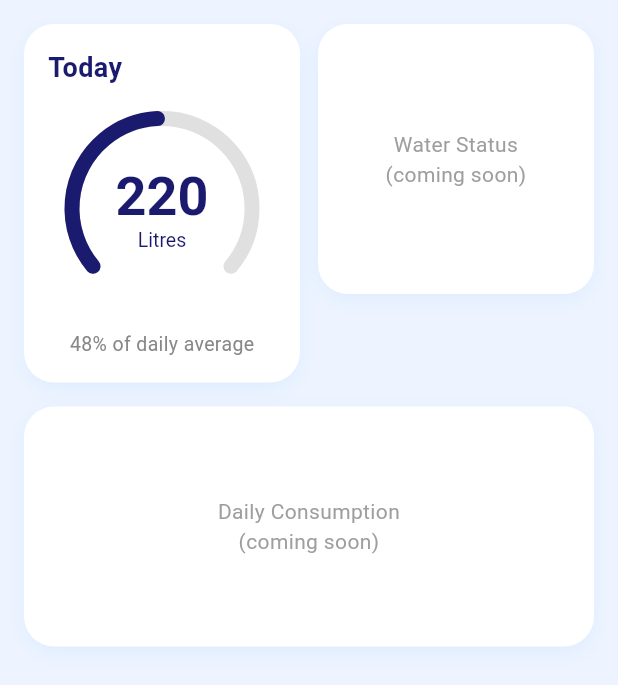
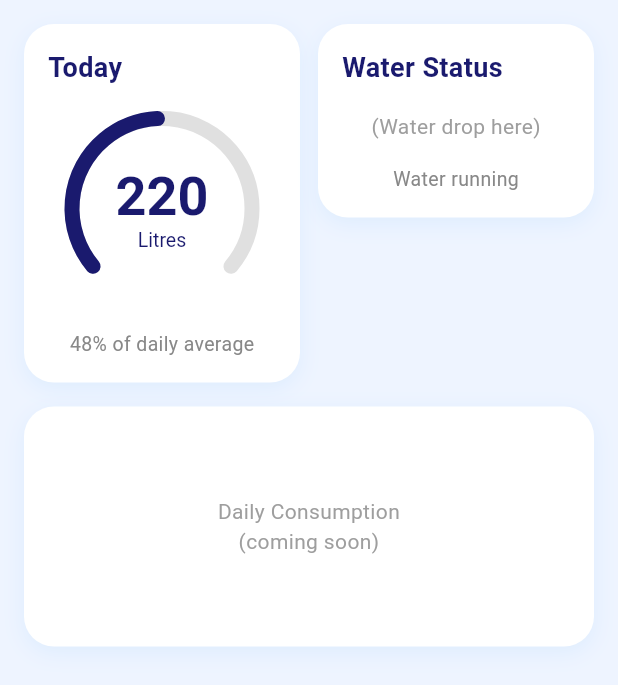
Before and after one commit to Ishan101-hub/sdgp-se24-aquasense-mobile, a Flutter app: the screen it shows after launch, on a phone screen of 412 x 824 dp. Shown: the top 685 px of the screen. Run offline on Flutter 3.47's test engine with Material 3 defaults, Android fonts, the phone set to English and light mode, and no system bars.

Commit message:
Update home page and today card

```diff
--- a/home_aqua/lib/screens/home_page.dart
+++ b/home_aqua/lib/screens/home_page.dart
@@ -1,5 +1,6 @@
 import 'package:flutter/material.dart';
 import '../widgets/today_card.dart';
+import '../widgets/water_status_card.dart'; // ← new import
 
 class HomePage extends StatelessWidget {
   const HomePage({super.key});
@@ -26,29 +27,9 @@ class HomePage extends StatelessWidget {
 
                   const SizedBox(width: 12),
 
-                  // Water Status Card placeholder (right side)
+                  // Water Status Card (right side)
                   Expanded(
-                    child: Container(
-                      height: 180,
-                      decoration: BoxDecoration(
-                        color: Colors.white,
-                        borderRadius: BorderRadius.circular(20),
-                        boxShadow: [
-                          BoxShadow(
-                            color: Colors.blue.withOpacity(0.08),
-                            blurRadius: 12,
-                            offset: const Offset(0, 4),
-                          ),
-                        ],
-                      ),
-                      child: const Center(
-                        child: Text(
-                          'Water Status\n(coming soon)',
-                          textAlign: TextAlign.center,
-                          style: TextStyle(color: Colors.grey),
-                        ),
-                      ),
-                    ),
+                    child: WaterStatusCard(), // ← replaced placeholder
                   ),
 
                 ],
--- a/home_aqua/lib/widgets/today_card.dart
+++ b/home_aqua/lib/widgets/today_card.dart
@@ -2,21 +2,21 @@ import 'package:flutter/material.dart';
 import 'dart:math' as math;
 
 class TodayCard extends StatelessWidget {
+  // Fixed test values for now
+  // When backend ready, just change these numbers
+  final double litresUsed;
+  final double dailyAverageLitres;
   final double dailyAveragePercent;
-  final double litresUsed;
-  final double dailyAverageLitres; // full average per day (eg: 450 litres)
 
   const TodayCard({
     super.key,
-    this.dailyAveragePercent = 48,    // test value
-    this.litresUsed = 220,            // test value
-    this.dailyAverageLitres = 450,    // test value (220 is 48% of 450)
+    this.litresUsed = 220,         // test value
+    this.dailyAverageLitres = 450, // test value
+    this.dailyAveragePercent = 48, // test value
   });
 
   @override
   Widget build(BuildContext context) {
-    // Calculate how much of the circle to fill
-    // Example: 220 / 450 = 0.48 means 48% filled
     double progress = (litresUsed / dailyAverageLitres).clamp(0.0, 1.0);
 
     return Container(
@@ -51,49 +51,45 @@ class TodayCard extends StatelessWidget {
 
           const SizedBox(height: 16),
 
-          // ── PART 1.4: Circular loading bar with 220 Litres inside ──
+          // ── Circular loading bar with 220 Litres inside ──
           SizedBox(
             width: 130,
             height: 130,
             child: Stack(
-              // Stack means put things on TOP of each other
               alignment: Alignment.center,
               children: [
 
-                // ── BACKGROUND CIRCLE (grey, always full) ──
+                // Grey background circle
                 SizedBox(
                   width: 130,
                   height: 130,
                   child: CustomPaint(
                     painter: _CircularBarPainter(
-                      progress: 1.0,             // always full circle
-                      color: const Color(0xFFE0E0E0), // grey color
+                      progress: 1.0,
+                      color: const Color(0xFFE0E0E0),
                       strokeWidth: 10,
                     ),
                   ),
                 ),
 
-                // ── FOREGROUND CIRCLE (navy blue, fills based on litres) ──
+                // Navy blue progress circle
                 SizedBox(
                   width: 130,
                   height: 130,
                   child: CustomPaint(
                     painter: _CircularBarPainter(
-                      progress: progress,            // 0.0 to 1.0
-                      color: const Color(0xFF1A1A6E), // navy blue
+                      progress: progress,
+                      color: const Color(0xFF1A1A6E),
                       strokeWidth: 10,
                     ),
                   ),
                 ),
 
-                // ── TEXT INSIDE CIRCLE (220 Litres) ──
-                // PART 1.3 text now sits inside the circle
+                // 220 Litres text inside circle
                 RichText(
                   textAlign: TextAlign.center,
                   text: TextSpan(
                     children: [
-
-                      // Big number "220"
                       TextSpan(
                         text: '${litresUsed.toInt()}',
                         style: const TextStyle(
@@ -102,8 +98,6 @@ class TodayCard extends StatelessWidget {
                           color: Color(0xFF1A1A6E),
                         ),
                       ),
-
-                      // Small word "Litres" on new line
                       const TextSpan(
                         text: '\nLitres',
                         style: TextStyle(
@@ -112,7 +106,6 @@ class TodayCard extends StatelessWidget {
                           fontWeight: FontWeight.w400,
                         ),
                       ),
-
                     ],
                   ),
                 ),
@@ -123,7 +116,7 @@ class TodayCard extends StatelessWidget {
 
           const SizedBox(height: 16),
 
-          // ── PART 1.2: "48% of daily average" text ──
+          // ── 48% of daily average ──
           Text(
             '${dailyAveragePercent.toInt()}% of daily average',
             style: const TextStyle(
@@ -138,13 +131,11 @@ class TodayCard extends StatelessWidget {
   }
 }
 
-
-// ── CUSTOM PAINTER: This draws the circular arc ──────────────────
-// Think of this like a drawing tool that draws the circle shape
+// ── CUSTOM PAINTER ──
 class _CircularBarPainter extends CustomPainter {
-  final double progress;   // how much to fill: 0.0 = empty, 1.0 = full
-  final Color color;       // what color to draw
-  final double strokeWidth; // how thick the circle line is
+  final double progress;
+  final Color color;
+  final double strokeWidth;
 
   _CircularBarPainter({
     required this.progress,
@@ -157,33 +148,30 @@ class _CircularBarPainter extends CustomPainter {
     final Paint paint = Paint()
       ..color = color
       ..strokeWidth = strokeWidth
-      ..style = PaintingStyle.stroke  // only draw the outline, not filled
-      ..strokeCap = StrokeCap.round;  // rounded ends of the arc
+      ..style = PaintingStyle.stroke
+      ..strokeCap = StrokeCap.round;
 
     final double centerX = size.width / 2;
     final double centerY = size.height / 2;
     final double radius = (size.width - strokeWidth) / 2;
 
-    // startAngle: where the arc starts
-    // -140 degrees means it starts from bottom left (like your screenshot)
     const double startAngle = 140 * math.pi / 180;
-
-    // sweepAngle: how far the arc goes
-    // 260 degrees total sweep (not full circle, open at bottom)
     final double sweepAngle = 260 * math.pi / 180 * progress;
 
     canvas.drawArc(
-      Rect.fromCircle(center: Offset(centerX, centerY), radius: radius),
+      Rect.fromCircle(
+        center: Offset(centerX, centerY),
+        radius: radius,
+      ),
       startAngle,
       sweepAngle,
-      false, // false = do not connect to center (just arc)
+      false,
       paint,
     );
   }
 
   @override
   bool shouldRepaint(_CircularBarPainter oldDelegate) {
-    // Repaint only if something changed
     return oldDelegate.progress != progress ||
            oldDelegate.color != color;
   }
--- /dev/null
+++ b/home_aqua/lib/widgets/water_status_card.dart
@@ -0,0 +1,61 @@
+import 'package:flutter/material.dart';
+
+class WaterStatusCard extends StatelessWidget {
+  const WaterStatusCard({super.key});
+
+  @override
+  Widget build(BuildContext context) {
+    return Container(
+      decoration: BoxDecoration(
+        color: Colors.white,
+        borderRadius: BorderRadius.circular(20),
+        boxShadow: [
+          BoxShadow(
+            color: Colors.blue.withOpacity(0.08),
+            blurRadius: 12,
+            offset: const Offset(0, 4),
+          ),
+        ],
+      ),
+      padding: const EdgeInsets.all(16),
+      child: Column(
+        crossAxisAlignment: CrossAxisAlignment.center,
+        children: [
+
+          // ── TITLE: "Water Status" ──
+          const Align(
+            alignment: Alignment.centerLeft,
+            child: Text(
+              'Water Status',
+              style: TextStyle(
+                fontSize: 18,
+                fontWeight: FontWeight.bold,
+                color: Color(0xFF1A1A6E),
+              ),
+            ),
+          ),
+
+          const SizedBox(height: 16),
+
+          // ── PLACEHOLDER for water drop symbol (Part 2.2 later) ──
+          const Text(
+            '(Water drop here)',
+            style: TextStyle(color: Colors.grey),
+          ),
+
+          const SizedBox(height: 16),
+
+          // ── BOTTOM TEXT: "Water running" ──
+          const Text(
+            'Water running',
+            style: TextStyle(
+              fontSize: 13,
+              color: Color(0xFF888888),
+            ),
+          ),
+
+        ],
+      ),
+    );
+  }
+}
```
